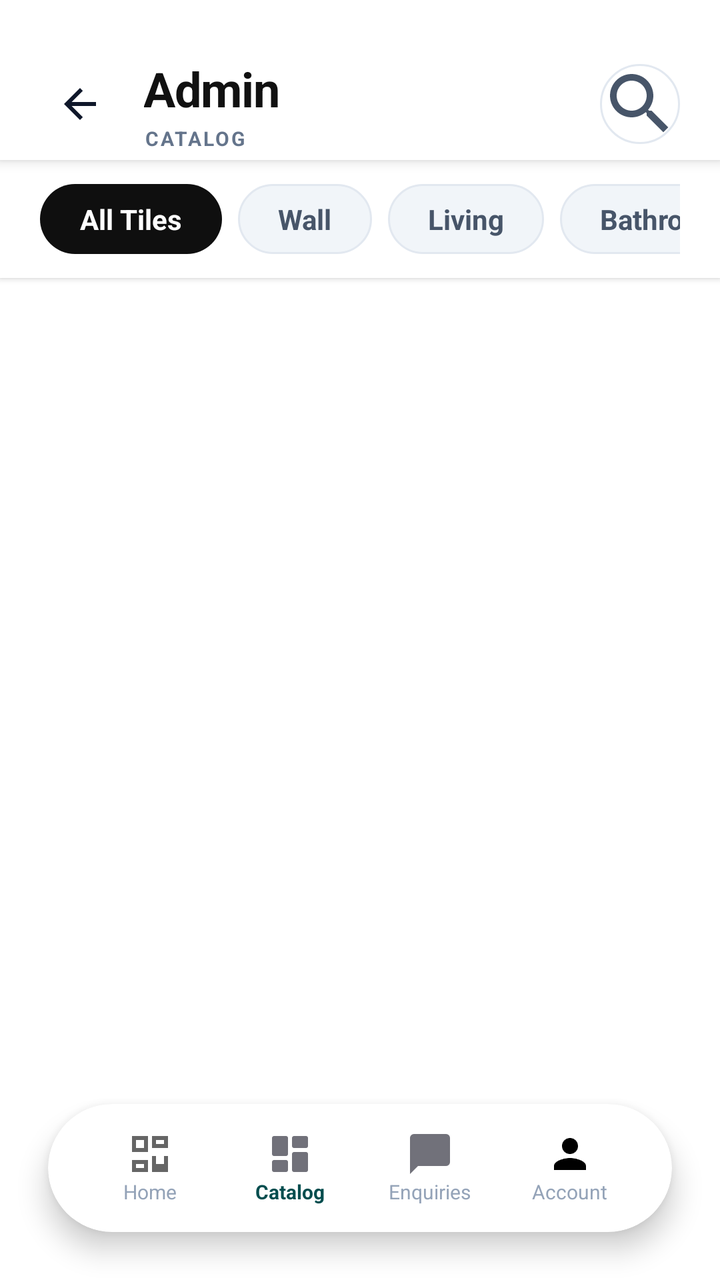
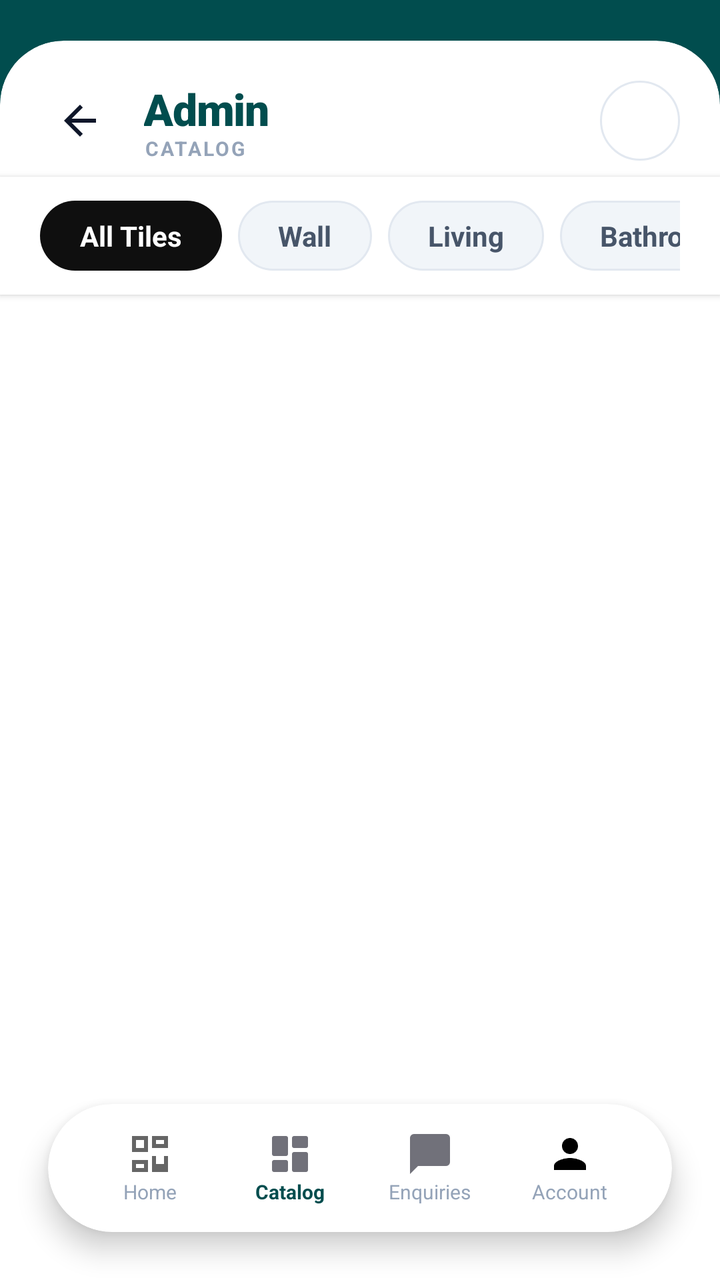

Before-and-after screenshots of an Android layout around one commit, followed by the original layout XML and the change that was made.
<!-- AndroidManifest.xml: activity theme Theme.AppCompat.Light.NoActionBar -->
<!-- res/layout/activity_admin_catalog.xml -->
<?xml version="1.0" encoding="utf-8"?>
<RelativeLayout xmlns:android="http://schemas.android.com/apk/res/android"
    android:layout_width="match_parent"
    android:layout_height="match_parent"
    android:background="@color/white"
    android:fitsSystemWindows="true">

    
    <LinearLayout
        android:id="@+id/header"
        android:layout_width="match_parent"
        android:layout_height="wrap_content"
        android:orientation="vertical"
        android:background="@color/white"
        android:elevation="4dp">

        

        
        <View
            android:layout_width="match_parent"
            android:layout_height="24dp"
            android:background="@color/white" />

        <RelativeLayout
            android:layout_width="match_parent"
            android:layout_height="56dp"
            android:paddingHorizontal="20dp"
            android:background="@color/white">

            
            <LinearLayout
                android:id="@+id/titleContainer"
                android:layout_width="match_parent"
                android:layout_height="match_parent"
                android:orientation="horizontal"
                android:gravity="center_vertical">

                
                <ImageView
                    android:id="@+id/btnBack"
                    android:layout_width="40dp"
                    android:layout_height="40dp"
                    android:src="@drawable/ic_arrow_back"
                    android:tint="@color/slate_900"
                    android:padding="8dp"
                    android:clickable="true"
                    android:focusable="true" />

                
                <LinearLayout
                    android:layout_width="0dp"
                    android:layout_height="wrap_content"
                    android:layout_weight="1"
                    android:orientation="vertical"
                    android:layout_marginStart="12dp">

                    <TextView
                        android:layout_width="wrap_content"
                        android:layout_height="wrap_content"
                        android:text="Admin"
                        android:textColor="@color/primary_dark"
                        android:textSize="24sp"
                        android:textStyle="bold"
                        android:letterSpacing="-0.02" />

                    <TextView
                        android:layout_width="wrap_content"
                        android:layout_height="wrap_content"
                        android:text="CATALOG"
                        android:textColor="@color/slate_500"
                        android:textSize="10sp"
                        android:textStyle="bold"
                        android:letterSpacing="0.1"
                        android:layout_marginTop="2dp" />
                </LinearLayout>

                
                <ImageView
                    android:id="@+id/btnSearch"
                    android:layout_width="40dp"
                    android:layout_height="40dp"
                    android:src="@drawable/ic_search"
                    android:tint="@color/slate_600"
                    android:background="@drawable/bg_circle_icon"
                    android:clickable="true"
                    android:focusable="true" />
            </LinearLayout>

            
            <LinearLayout
                android:id="@+id/searchContainer"
                android:layout_width="match_parent"
                android:layout_height="match_parent"
                android:orientation="horizontal"
                android:gravity="center_vertical"
                android:visibility="gone"
                android:background="@color/white">

                <ImageView
                    android:layout_width="40dp"
                    android:layout_height="40dp"
                    android:src="@drawable/ic_search"
                    android:tint="@color/slate_400"
                    android:padding="10dp" />

                <EditText
                    android:id="@+id/etSearch"
                    android:layout_width="0dp"
                    android:layout_height="wrap_content"
                    android:layout_weight="1"
                    android:background="@null"
                    android:hint="Search products..."
                    android:textColor="@color/slate_900"
                    android:textColorHint="@color/slate_400"
                    android:textSize="16sp"
                    android:paddingHorizontal="8dp"
                    android:inputType="text"
                    android:maxLines="1"
                    android:imeOptions="actionSearch" />

                <ImageView
                    android:id="@+id/btnCloseSearch"
                    android:layout_width="40dp"
                    android:layout_height="40dp"
                    android:src="@drawable/ic_close"
                    android:tint="@color/slate_600"
                    android:padding="10dp"
                    android:clickable="true"
                    android:focusable="true" />

            </LinearLayout>

        </RelativeLayout>
    </LinearLayout>

    
    <HorizontalScrollView
        android:id="@+id/filterTabs"
        android:layout_width="match_parent"
        android:layout_height="wrap_content"
        android:layout_below="@id/header"
        android:background="@color/white"
        android:paddingHorizontal="20dp"
        android:paddingVertical="12dp"
        android:elevation="2dp"
        android:scrollbars="none">

        <LinearLayout
            android:layout_width="wrap_content"
            android:layout_height="wrap_content"
            android:orientation="horizontal">

            
            <LinearLayout
                android:id="@+id/btnAllTiles"
                android:layout_width="wrap_content"
                android:layout_height="wrap_content"
                android:orientation="horizontal"
                android:background="@drawable/bg_filter_active"
                android:paddingHorizontal="20dp"
                android:paddingVertical="8dp"
                android:layout_marginEnd="8dp"
                android:clickable="true"
                android:focusable="true">

                <TextView
                    android:layout_width="wrap_content"
                    android:layout_height="wrap_content"
                    android:text="All Tiles"
                    android:textColor="@color/white"
                    android:textSize="14sp"
                    android:textStyle="bold" />
            </LinearLayout>

            
            <LinearLayout
                android:id="@+id/btnWall"
                android:layout_width="wrap_content"
                android:layout_height="wrap_content"
                android:orientation="horizontal"
                android:background="@drawable/bg_filter_inactive"
                android:paddingHorizontal="20dp"
                android:paddingVertical="8dp"
                android:layout_marginEnd="8dp"
                android:clickable="true"
                android:focusable="true">

                <TextView
                    android:layout_width="wrap_content"
                    android:layout_height="wrap_content"
                    android:text="Wall"
                    android:textColor="@color/slate_600"
                    android:textSize="14sp"
                    android:textStyle="bold" />
            </LinearLayout>

            
            <LinearLayout
                android:id="@+id/btnLiving"
                android:layout_width="wrap_content"
                android:layout_height="wrap_content"
                android:orientation="horizontal"
                android:background="@drawable/bg_filter_inactive"
                android:paddingHorizontal="20dp"
                android:paddingVertical="8dp"
                android:layout_marginEnd="8dp"
                android:clickable="true"
                android:focusable="true">

                <TextView
                    android:layout_width="wrap_content"
                    android:layout_height="wrap_content"
                    android:text="Living"
                    android:textColor="@color/slate_600"
                    android:textSize="14sp"
                    android:textStyle="bold" />
            </LinearLayout>

            
            <LinearLayout
                android:id="@+id/btnBathroom"
                android:layout_width="wrap_content"
                android:layout_height="wrap_content"
                android:orientation="horizontal"
                android:background="@drawable/bg_filter_inactive"
                android:paddingHorizontal="20dp"
                android:paddingVertical="8dp"
                android:layout_marginEnd="8dp"
                android:clickable="true"
                android:focusable="true">

                <TextView
                    android:layout_width="wrap_content"
                    android:layout_height="wrap_content"
                    android:text="Bathroom"
                    android:textColor="@color/slate_600"
                    android:textSize="14sp"
                    android:textStyle="bold" />
            </LinearLayout>

            
            <LinearLayout
                android:id="@+id/btnKitchen"
                android:layout_width="wrap_content"
                android:layout_height="wrap_content"
                android:orientation="horizontal"
                android:background="@drawable/bg_filter_inactive"
                android:paddingHorizontal="20dp"
                android:paddingVertical="8dp"
                android:layout_marginEnd="8dp"
                android:clickable="true"
                android:focusable="true">

                <TextView
                    android:layout_width="wrap_content"
                    android:layout_height="wrap_content"
                    android:text="Kitchen"
                    android:textColor="@color/slate_600"
                    android:textSize="14sp"
                    android:textStyle="bold" />
            </LinearLayout>

            
            <LinearLayout
                android:id="@+id/btnBedroom"
                android:layout_width="wrap_content"
                android:layout_height="wrap_content"
                android:orientation="horizontal"
                android:background="@drawable/bg_filter_inactive"
                android:paddingHorizontal="20dp"
                android:paddingVertical="8dp"
                android:clickable="true"
                android:focusable="true">

                <TextView
                    android:layout_width="wrap_content"
                    android:layout_height="wrap_content"
                    android:text="Bedroom"
                    android:textColor="@color/slate_600"
                    android:textSize="14sp"
                    android:textStyle="bold" />
            </LinearLayout>

        </LinearLayout>
    </HorizontalScrollView>

    
    <androidx.recyclerview.widget.RecyclerView
        android:id="@+id/recyclerViewTiles"
        android:layout_width="match_parent"
        android:layout_height="match_parent"
        android:layout_below="@id/filterTabs"
        android:layout_above="@id/bottomNav"
        android:layout_marginTop="0dp"
        android:layout_marginBottom="0dp"
        android:clipToPadding="false"
        android:padding="12dp"
        android:scrollbars="vertical" />

    
    <androidx.cardview.widget.CardView
        android:layout_width="match_parent"
        android:layout_height="64dp"
        android:layout_alignParentBottom="true"
        android:layout_marginHorizontal="24dp"
        android:layout_marginBottom="24dp"
        xmlns:app="http://schemas.android.com/apk/res-auto"
        app:cardCornerRadius="32dp"
        app:cardElevation="8dp"
        app:cardBackgroundColor="@color/white">

        <LinearLayout
            android:layout_width="match_parent"
            android:layout_height="match_parent"
            android:orientation="horizontal"
            android:gravity="center_vertical"
            android:paddingHorizontal="16dp">

            
            <LinearLayout
                android:id="@+id/bottomDashboard"
                android:layout_width="0dp"
                android:layout_height="match_parent"
                android:layout_weight="1"
                android:orientation="vertical"
                android:gravity="center"
                android:clickable="true"
                android:focusable="true"
                android:background="?attr/selectableItemBackgroundBorderless">
                <ImageView
                    android:layout_width="24dp"
                    android:layout_height="24dp"
                    android:src="@drawable/ic_dashboard"
                    app:tint="#94A3B8" />
                <TextView
                    android:layout_width="wrap_content"
                    android:layout_height="wrap_content"
                    android:text="Home"
                    android:textSize="10sp"
                    android:textColor="#94A3B8" />
            </LinearLayout>

            
            <LinearLayout
                android:id="@+id/bottomInventory"
                android:layout_width="0dp"
                android:layout_height="match_parent"
                android:layout_weight="1"
                android:orientation="vertical"
                android:gravity="center"
                android:clickable="true"
                android:focusable="true"
                android:background="?attr/selectableItemBackgroundBorderless">
                <ImageView
                    android:layout_width="24dp"
                    android:layout_height="24dp"
                    android:src="@drawable/ic_category"
                    app:tint="#014d4e" />
                <TextView
                    android:layout_width="wrap_content"
                    android:layout_height="wrap_content"
                    android:text="Catalog"
                    android:textSize="10sp"
                    android:textColor="#014d4e"
                    android:textStyle="bold" />
            </LinearLayout>

            
            <LinearLayout
                android:id="@+id/bottomQuotes"
                android:layout_width="0dp"
                android:layout_height="match_parent"
                android:layout_weight="1"
                android:orientation="vertical"
                android:gravity="center"
                android:clickable="true"
                android:focusable="true"
                android:background="?attr/selectableItemBackgroundBorderless">
                <ImageView
                    android:layout_width="24dp"
                    android:layout_height="24dp"
                    android:src="@drawable/ic_chat"
                    app:tint="#94A3B8" />
                <TextView
                    android:layout_width="wrap_content"
                    android:layout_height="wrap_content"
                    android:text="Enquiries"
                    android:textSize="10sp"
                    android:textColor="#94A3B8" />
            </LinearLayout>

            
            <LinearLayout
                android:id="@+id/bottomAccount"
                android:layout_width="0dp"
                android:layout_height="match_parent"
                android:layout_weight="1"
                android:orientation="vertical"
                android:gravity="center"
                android:clickable="true"
                android:focusable="true"
                android:background="?attr/selectableItemBackgroundBorderless">
                <ImageView
                    android:layout_width="24dp"
                    android:layout_height="24dp"
                    android:src="@drawable/ic_person"
                    app:tint="#94A3B8" />
                <TextView
                    android:layout_width="wrap_content"
                    android:layout_height="wrap_content"
                    android:text="Account"
                    android:textSize="10sp"
                    android:textColor="#94A3B8" />
            </LinearLayout>

        </LinearLayout>
    </androidx.cardview.widget.CardView>

</RelativeLayout>
<!-- resources referenced by this layout -->
<resources>
  <color name="primary_dark">#111111</color>
  <color name="slate_400">#94A3B8</color>
  <color name="slate_500">#64748B</color>
  <color name="slate_600">#475569</color>
  <color name="slate_900">#0F172A</color>
  <color name="white">#FFFFFFFF</color>
  <!-- drawable bg_circle_icon (drawable) -->
  <?xml version="1.0" encoding="utf-8"?>
  <shape xmlns:android="http://schemas.android.com/apk/res/android">
      <solid android:color="@color/white" />
      <corners android:radius="100dp" />
      <stroke android:width="1dp" android:color="@color/slate_200" />
  </shape>
  <!-- drawable bg_filter_active (drawable) -->
  <?xml version="1.0" encoding="utf-8"?>
  <shape xmlns:android="http://schemas.android.com/apk/res/android">
      <solid android:color="@color/primary" />
      <corners android:radius="20dp" />
  </shape>
  <!-- drawable bg_filter_inactive (drawable) -->
  <?xml version="1.0" encoding="utf-8"?>
  <shape xmlns:android="http://schemas.android.com/apk/res/android">
      <solid android:color="@color/slate_100" />
      <stroke android:width="1dp" android:color="@color/slate_200" />
      <corners android:radius="20dp" />
  </shape>
  <!-- drawable ic_arrow_back (drawable) -->
  <?xml version="1.0" encoding="utf-8"?>
  <vector xmlns:android="http://schemas.android.com/apk/res/android"
      android:width="24dp"
      android:height="24dp"
      android:viewportWidth="24"
      android:viewportHeight="24"
      android:tint="@color/slate_900">
      <path
          android:fillColor="@android:color/white"
          android:pathData="M20,11H7.83l5.59,-5.59L12,4l-8,8 8,8 1.41,-1.41L7.83,13H20v-2z"/>
  </vector>
  <!-- drawable ic_chat (drawable) -->
  <vector xmlns:android="http://schemas.android.com/apk/res/android"
      android:width="24dp"
      android:height="24dp"
      android:viewportWidth="24"
      android:viewportHeight="24">
      <path
          android:fillColor="#71717A"
          android:pathData="M20,2H4c-1.1,0 -2,0.9 -2,2v18l4,-4h14c1.1,0 2,-0.9 2,-2V4c0,-1.1 -0.9,-2 -2,-2z"/>
  </vector>
  <!-- drawable ic_close (drawable) -->
  <?xml version="1.0" encoding="utf-8"?>
  <vector xmlns:android="http://schemas.android.com/apk/res/android"
      android:width="24dp"
      android:height="24dp"
      android:viewportWidth="24"
      android:viewportHeight="24"
      android:tint="@color/slate_600">
      <path
          android:fillColor="@android:color/white"
          android:pathData="M19,6.41L17.59,5 12,10.59 6.41,5 5,6.41 10.59,12 5,17.59 6.41,19 12,13.41 17.59,19 19,17.59 13.41,12z"/>
  </vector>
  <!-- drawable ic_dashboard (drawable) -->
  <?xml version="1.0" encoding="utf-8"?>
  <vector xmlns:android="http://schemas.android.com/apk/res/android"
      android:width="24dp"
      android:height="24dp"
      android:viewportWidth="24"
      android:viewportHeight="24"
      android:tint="?attr/colorControlNormal">
      <path
          android:fillColor="@android:color/white"
          android:pathData="M19,5v2h-4L15,5h4M9,5v4L5,9L5,5h4M19,13v4h-4v-4h4M9,17v2L5,19v-2h4M21,3h-8v6h8L21,3zM11,3L3,3v8h8L11,3zM21,13h-8v8h8v-8zM11,15L3,15v6h8v-6z"/>
  </vector>
  <!-- drawable ic_person (drawable) -->
  <vector xmlns:android="http://schemas.android.com/apk/res/android"
      android:width="24dp"
      android:height="24dp"
      android:viewportWidth="24"
      android:viewportHeight="24">
      <path
          android:fillColor="#000000"
          android:pathData="M12,12c2.21,0 4,-1.79 4,-4s-1.79,-4 -4,-4 -4,1.79 -4,4 1.79,4 4,4zM12,14c-2.67,0 -8,1.34 -8,4v2h16v-2c0,-2.66 -5.33,-4 -8,-4z"/>
  </vector>
  <color name="slate_200">#E2E8F0</color>
  <color name="primary">#0F0F0F</color>
  <color name="slate_100">#F1F5F9</color>
  <!-- unchanged entries left out for length: 2 -->
</resources>

<!-- the commit's change to res/layout/activity_admin_catalog.xml (unified diff, before → after) -->
@@ -1,145 +1,153 @@
 <?xml version="1.0" encoding="utf-8"?>
 <RelativeLayout xmlns:android="http://schemas.android.com/apk/res/android"
+    xmlns:app="http://schemas.android.com/apk/res-auto"
     android:layout_width="match_parent"
     android:layout_height="match_parent"
     android:background="@color/white"
-    android:fitsSystemWindows="true">
+    android:fitsSystemWindows="false">
 
     
     <LinearLayout
-        android:id="@+id/header"
+        android:id="@+id/header_section"
         android:layout_width="match_parent"
-        android:layout_height="wrap_content"
-        android:orientation="vertical"
-        android:background="@color/white"
-        android:elevation="4dp">
-
-        
-
-        
-        <View
+        android:layout_height="80dp"
+        android:background="#014d4e"
+        android:orientation="vertical" />
+
+    
+    <androidx.cardview.widget.CardView
+        android:layout_width="match_parent"
+        android:layout_height="match_parent"
+        android:layout_below="@id/header_section"
+        android:layout_marginTop="-60dp"
+        app:cardCornerRadius="32dp"
+        app:cardElevation="0dp"
+        app:cardBackgroundColor="@color/white">
+
+        <LinearLayout
             android:layout_width="match_parent"
-            android:layout_height="24dp"
-            android:background="@color/white" />
-
-        <RelativeLayout
-            android:layout_width="match_parent"
-            android:layout_height="56dp"
-            android:paddingHorizontal="20dp"
-            android:background="@color/white">
-
-            
-            <LinearLayout
-                android:id="@+id/titleContainer"
+            android:layout_height="match_parent"
+            android:orientation="vertical"
+            android:paddingTop="12dp">
+
+            
+            <RelativeLayout
+                android:id="@+id/toolbar"
                 android:layout_width="match_parent"
-                android:layout_height="match_parent"
-                android:orientation="horizontal"
-                android:gravity="center_vertical">
-
-                
-                <ImageView
-                    android:id="@+id/btnBack"
-                    android:layout_width="40dp"
-                    android:layout_height="40dp"
-                    android:src="@drawable/ic_arrow_back"
-                    android:tint="@color/slate_900"
-                    android:padding="8dp"
-                    android:clickable="true"
-                    android:focusable="true" />
+                android:layout_height="56dp"
+                android:paddingHorizontal="20dp">
 
                 
                 <LinearLayout
-                    android:layout_width="0dp"
-                    android:layout_height="wrap_content"
-                    android:layout_weight="1"
-                    android:orientation="vertical"
-                    android:layout_marginStart="12dp">
-
-                    <TextView
-                        android:layout_width="wrap_content"
+                    android:id="@+id/titleContainer"
+                    android:layout_width="match_parent"
+                    android:layout_height="match_parent"
+                    android:orientation="horizontal"
+                    android:gravity="center_vertical">
+
+                    
+                    <ImageView
+                        android:id="@+id/btnBack"
+                        android:layout_width="40dp"
+                        android:layout_height="40dp"
+                        android:src="@drawable/ic_arrow_back"
+                        app:tint="#014d4e"
+                        android:padding="8dp"
+                        android:clickable="true"
+                        android:focusable="true" />
+
+                    
+                    <LinearLayout
+                        android:layout_width="0dp"
                         android:layout_height="wrap_content"
-                        android:text="Admin"
-                        android:textColor="@color/primary_dark"
-                        android:textSize="24sp"
-                        android:textStyle="bold"
-                        android:letterSpacing="-0.02" />
-
-                    <TextView
-                        android:layout_width="wrap_content"
+                        android:layout_weight="1"
+                        android:orientation="vertical"
+                        android:layout_marginStart="12dp">
+
+                        <TextView
+                            android:layout_width="wrap_content"
+                            android:layout_height="wrap_content"
+                            android:text="Admin"
+                            android:textColor="#014d4e"
+                            android:textSize="22sp"
+                            android:fontFamily="sans-serif-black"
+                            android:letterSpacing="-0.02" />
+
+                        <TextView
+                            android:layout_width="wrap_content"
+                            android:layout_height="wrap_content"
+                            android:text="CATALOG"
+                            android:textColor="#94A3B8"
+                            android:textSize="10sp"
+                            android:textStyle="bold"
+                            android:letterSpacing="0.1"
+                            android:layout_marginTop="-2dp" />
+                    </LinearLayout>
+
+                    
+                    <ImageView
+                        android:id="@+id/btnSearch"
+                        android:layout_width="40dp"
+                        android:layout_height="40dp"
+                        android:src="@drawable/ic_search"
+                        app:tint="#014d4e"
+                        android:background="@drawable/bg_circle_icon"
+                        android:clickable="true"
+                        android:focusable="true" />
+                </LinearLayout>
+
+                
+                <LinearLayout
+                    android:id="@+id/searchContainer"
+                    android:layout_width="match_parent"
+                    android:layout_height="match_parent"
+                    android:orientation="horizontal"
+                    android:gravity="center_vertical"
+                    android:visibility="gone"
+                    android:background="@color/white">
+
+                    <ImageView
+                        android:layout_width="40dp"
+                        android:layout_height="40dp"
+                        android:src="@drawable/ic_search"
+                        app:tint="#94A3B8"
+                        android:padding="10dp" />
+
+                    <EditText
+                        android:id="@+id/etSearch"
+                        android:layout_width="0dp"
                         android:layout_height="wrap_content"
-                        android:text="CATALOG"
-                        android:textColor="@color/slate_500"
-                        android:textSize="10sp"
-                        android:textStyle="bold"
-                        android:letterSpacing="0.1"
-                        android:layout_marginTop="2dp" />
+                        android:layout_weight="1"
+                        android:background="@null"
+                        android:hint="Search products..."
+                        android:textColor="#1E293B"
+                        android:textColorHint="#94A3B8"
+                        android:textSize="16sp"
+                        android:paddingHorizontal="8dp"
+                        android:inputType="text"
+                        android:maxLines="1"
+                        android:imeOptions="actionSearch" />
+
+                    <ImageView
+                        android:id="@+id/btnCloseSearch"
+                        android:layout_width="40dp"
+                        android:layout_height="40dp"
+                        android:src="@drawable/ic_close"
+                        app:tint="#014d4e"
+                        android:padding="10dp"
+                        android:clickable="true"
+                        android:focusable="true" />
+
                 </LinearLayout>
 
-                
-                <ImageView
-                    android:id="@+id/btnSearch"
-                    android:layout_width="40dp"
-                    android:layout_height="40dp"
-                    android:src="@drawable/ic_search"
-                    android:tint="@color/slate_600"
-                    android:background="@drawable/bg_circle_icon"
-                    android:clickable="true"
-                    android:focusable="true" />
-            </LinearLayout>
-
-            
-            <LinearLayout
-                android:id="@+id/searchContainer"
-                android:layout_width="match_parent"
-                android:layout_height="match_parent"
-                android:orientation="horizontal"
-                android:gravity="center_vertical"
-                android:visibility="gone"
-                android:background="@color/white">
-
-                <ImageView
-                    android:layout_width="40dp"
-                    android:layout_height="40dp"
-                    android:src="@drawable/ic_search"
-                    android:tint="@color/slate_400"
-                    android:padding="10dp" />
-
-                <EditText
-                    android:id="@+id/etSearch"
-                    android:layout_width="0dp"
-                    android:layout_height="wrap_content"
-                    android:layout_weight="1"
-                    android:background="@null"
-                    android:hint="Search products..."
-                    android:textColor="@color/slate_900"
-                    android:textColorHint="@color/slate_400"
-                    android:textSize="16sp"
-                    android:paddingHorizontal="8dp"
-                    android:inputType="text"
-                    android:maxLines="1"
-                    android:imeOptions="actionSearch" />
-
-                <ImageView
-                    android:id="@+id/btnCloseSearch"
-                    android:layout_width="40dp"
-                    android:layout_height="40dp"
-                    android:src="@drawable/ic_close"
-                    android:tint="@color/slate_600"
-                    android:padding="10dp"
-                    android:clickable="true"
-                    android:focusable="true" />
-
-            </LinearLayout>
-
-        </RelativeLayout>
-    </LinearLayout>
+            </RelativeLayout>
 
     
     <HorizontalScrollView
         android:id="@+id/filterTabs"
         android:layout_width="match_parent"
         android:layout_height="wrap_content"
-        android:layout_below="@id/header"
+        android:layout_below="@id/toolbar"
         android:background="@color/white"
         android:paddingHorizontal="20dp"
         android:paddingVertical="12dp"
@@ -292,11 +300,13 @@
         android:layout_height="match_parent"
         android:layout_below="@id/filterTabs"
         android:layout_above="@id/bottomNav"
-        android:layout_marginTop="0dp"
         android:layout_marginBottom="0dp"
         android:clipToPadding="false"
         android:padding="12dp"
         android:scrollbars="vertical" />
+
+    </LinearLayout>
+    </androidx.cardview.widget.CardView>
 
     
     <androidx.cardview.widget.CardView
<!-- resource entries referenced after the edit -->
@@ -1,8 +1,5 @@
 <!-- resources referenced by this layout -->
 <resources>
-  <color name="primary_dark">#111111</color>
-  <color name="slate_400">#94A3B8</color>
-  <color name="slate_500">#64748B</color>
   <color name="slate_600">#475569</color>
   <color name="slate_900">#0F172A</color>
   <color name="white">#FFFFFFFF</color>
